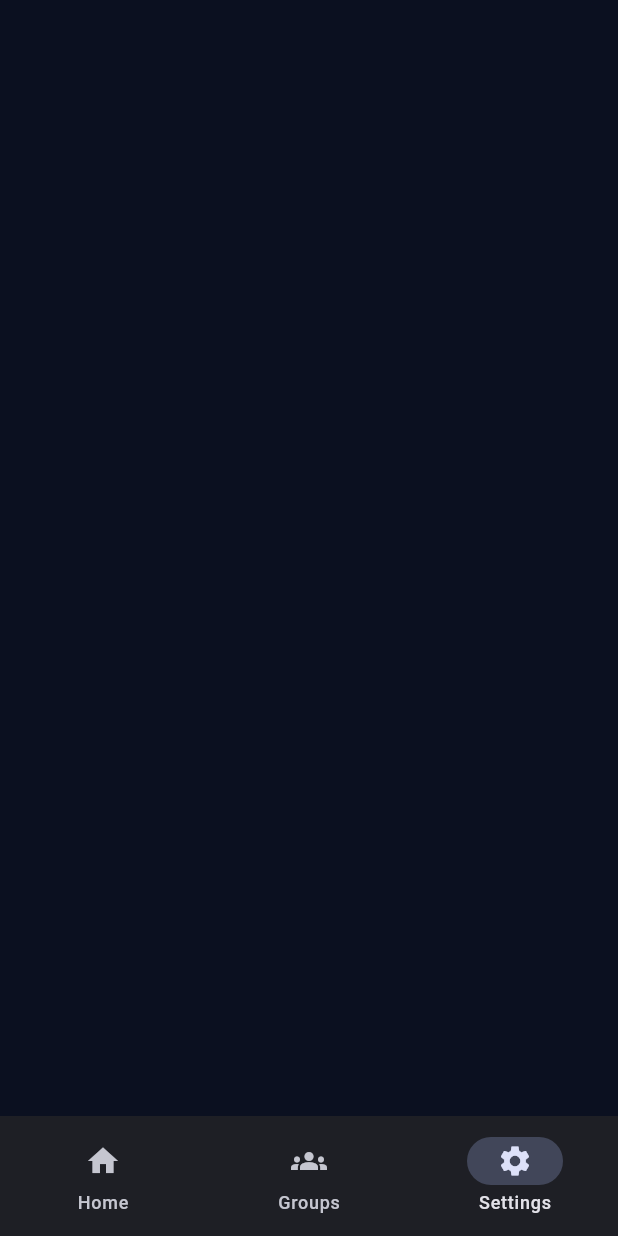
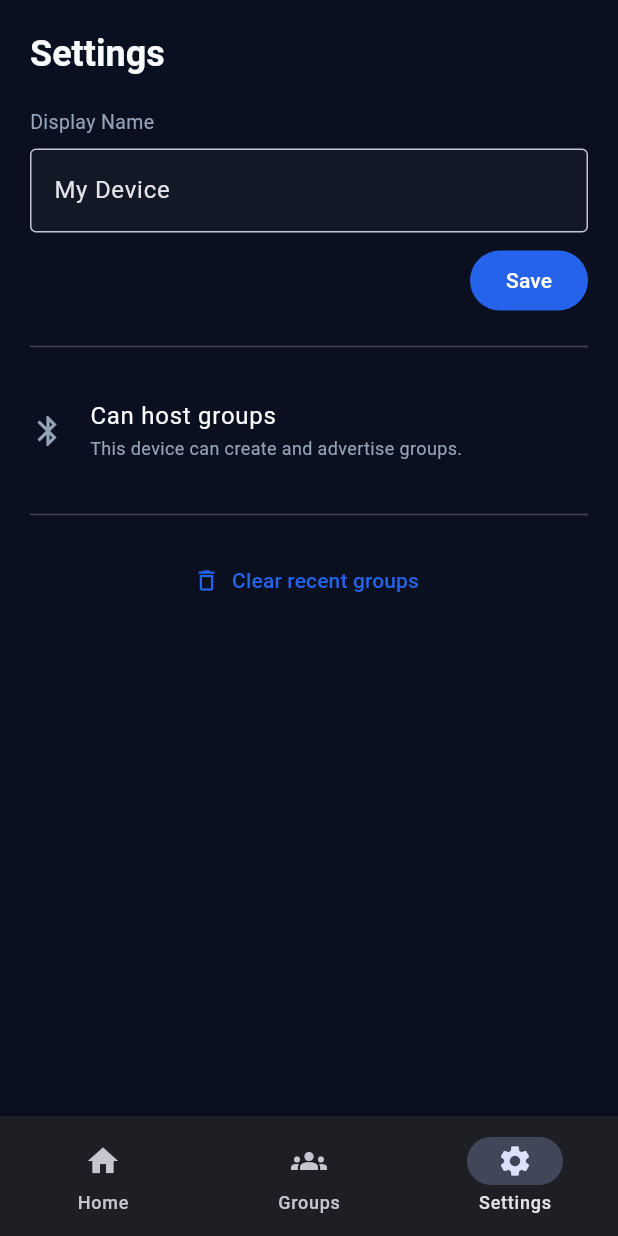
Before and after one commit to ksumit8/Bconnect, a Flutter app: the screen it shows after launch, item 3 of the bottom bar chosen, on a phone screen of 412 x 824 dp. Run offline on Flutter 3.47's test engine with Material 3 defaults, Android fonts, the phone set to English and light mode, and no system bars; our stand-ins replace flutter_riverpod, freezed_annotation, go_router, shared_preferences.

Commit message:
feat: add audio output and settings screens
Adds the Audio Output screen (speaker/earpiece) and replaces the temporary
SettingsScreen stub with the real one, removing the last _Pending route.

The display-name field is capped at ProtocolLimits.maxDisplayNameBytes via
Utf8ByteLimitFormatter, since the frame codec rejects oversized fields and
nothing else bounded it.

Two integration fixes were needed:

- HomeShell now defers building the Settings tab until it is first opened.
  IndexedStack builds every child eagerly, so an offstage SettingsScreen
  watching displayNameProvider started a SharedPreferences load at launch,
  leaving a pending platform-channel future alive for the app's lifetime.
  That also broke two previously-green tests, whose pumpAndSettle could
  never converge against it.

- SettingsScreen seeds its text controller via ref.listen and a post-frame
  callback instead of assigning during build, which notified listeners
  mid-build.

```diff
--- a/lib/ui/home/home_shell.dart
+++ b/lib/ui/home/home_shell.dart
@@ -14,20 +14,40 @@ class HomeShell extends StatefulWidget {
 class _HomeShellState extends State<HomeShell> {
   int _index = 0;
 
+  /// Whether the Settings tab has ever been opened.
+  ///
+  /// `IndexedStack` builds every child eagerly, even the offstage ones. That
+  /// matters here because `SettingsScreen` watches `displayNameProvider`,
+  /// which reads `SharedPreferences` — so an eagerly-built Settings tab starts
+  /// a platform-channel load the moment the app launches, before the user has
+  /// gone anywhere near it. Besides being wasted startup work, it leaves a
+  /// pending future alive for the app's whole lifetime.
+  ///
+  /// Deferring the real screen until its tab is first selected keeps the
+  /// `IndexedStack` (so tab state is still preserved once visited) without
+  /// paying for a tab nobody has opened.
+  bool _settingsVisited = false;
+
   @override
   Widget build(BuildContext context) {
     return Scaffold(
       body: IndexedStack(
         index: _index,
-        children: const [
-          HomeScreen(),
-          HomeScreen(),
-          SettingsScreen(embedded: true),
+        children: [
+          const HomeScreen(),
+          const HomeScreen(),
+          if (_settingsVisited)
+            const SettingsScreen(embedded: true)
+          else
+            const SizedBox.shrink(),
         ],
       ),
       bottomNavigationBar: NavigationBar(
         selectedIndex: _index,
-        onDestinationSelected: (i) => setState(() => _index = i),
+        onDestinationSelected: (i) => setState(() {
+          _index = i;
+          if (i == 2) _settingsVisited = true;
+        }),
         destinations: const [
           NavigationDestination(icon: Icon(Icons.home), label: 'Home'),
           NavigationDestination(icon: Icon(Icons.groups), label: 'Groups'),
--- a/lib/ui/settings/settings_screen.dart
+++ b/lib/ui/settings/settings_screen.dart
@@ -1,16 +1,138 @@
 import 'package:flutter/material.dart';
+import 'package:flutter_riverpod/flutter_riverpod.dart';
 
-class SettingsScreen extends StatelessWidget {
+import '../../core/theme/app_colors.dart';
+import '../../domain/protocol/protocol_limits.dart';
+import '../../state/display_name_provider.dart';
+import '../../state/recent_groups_provider.dart';
+import '../../state/transport_provider.dart';
+import '../common/utf8_byte_limit_formatter.dart';
+
+class SettingsScreen extends ConsumerStatefulWidget {
   const SettingsScreen({this.embedded = false, super.key});
 
   /// True when hosted inside the bottom navigation rather than pushed.
   final bool embedded;
 
   @override
+  ConsumerState<SettingsScreen> createState() => _SettingsScreenState();
+}
+
+class _SettingsScreenState extends ConsumerState<SettingsScreen> {
+  final _name = TextEditingController();
+  bool _seeded = false;
+
+  @override
+  void dispose() {
+    _name.dispose();
+    super.dispose();
+  }
+
+  @override
   Widget build(BuildContext context) {
+    // Seed the field once the stored name has loaded.
+    //
+    // This runs through `ref.listen` rather than inline in `build`, because
+    // assigning to `TextEditingController.text` calls `notifyListeners()`
+    // synchronously. Doing that during build marks dependents dirty mid-build,
+    // and since this screen lives in `HomeShell`'s `IndexedStack` it is built
+    // even while offstage — so the resulting rebuild kept scheduling frames
+    // and `pumpAndSettle()` never converged anywhere in the app's tests.
+    // `ref.listen` fires after the frame, so the assignment is safe.
+    ref.listen<AsyncValue<String>>(displayNameProvider, (previous, next) {
+      if (!_seeded && next.hasValue) {
+        _seeded = true;
+        _name.text = next.value!;
+      }
+    });
+
+    final displayName = ref.watch(displayNameProvider);
+    final canHost = ref.watch(peripheralSupportedProvider).value;
+
+    // The provider may already have resolved before this screen first built,
+    // in which case `ref.listen` above will not fire for that value.
+    if (!_seeded && displayName.hasValue) {
+      _seeded = true;
+      WidgetsBinding.instance.addPostFrameCallback((_) {
+        if (mounted) _name.text = displayName.value!;
+      });
+    }
+
     return Scaffold(
-      appBar: embedded ? null : AppBar(title: const Text('Settings')),
-      body: const SafeArea(child: SizedBox.shrink()),
+      appBar: widget.embedded ? null : AppBar(title: const Text('Settings')),
+      body: SafeArea(
+        child: ListView(
+          padding: const EdgeInsets.all(20),
+          children: [
+            if (widget.embedded)
+              Padding(
+                padding: const EdgeInsets.only(bottom: 20),
+                child: Text(
+                  'Settings',
+                  style: Theme.of(context).textTheme.headlineSmall?.copyWith(
+                        color: AppColors.textPrimary,
+                        fontWeight: FontWeight.bold,
+                      ),
+                ),
+              ),
+            const Text(
+              'Display Name',
+              style: TextStyle(color: AppColors.textSecondary, fontSize: 13),
+            ),
+            const SizedBox(height: 8),
+            TextField(
+              controller: _name,
+              inputFormatters: const [
+                Utf8ByteLimitFormatter(ProtocolLimits.maxDisplayNameBytes),
+              ],
+              decoration: const InputDecoration(
+                filled: true,
+                fillColor: AppColors.surface,
+                border: OutlineInputBorder(),
+              ),
+            ),
+            const SizedBox(height: 8),
+            Align(
+              alignment: Alignment.centerRight,
+              child: FilledButton(
+                onPressed: () => ref
+                    .read(displayNameProvider.notifier)
+                    .setName(_name.text),
+                child: const Text('Save'),
+              ),
+            ),
+            const Divider(height: 40),
+            ListTile(
+              contentPadding: EdgeInsets.zero,
+              leading: Icon(
+                canHost == false ? Icons.error_outline : Icons.bluetooth,
+                color: canHost == false
+                    ? AppColors.danger
+                    : AppColors.textSecondary,
+              ),
+              title: Text(
+                canHost == false ? "Can't host groups" : 'Can host groups',
+                style: const TextStyle(color: AppColors.textPrimary),
+              ),
+              subtitle: Text(
+                canHost == false
+                    ? "This device's Bluetooth can't advertise, so it can "
+                        'only join groups.'
+                    : 'This device can create and advertise groups.',
+                style: const TextStyle(
+                    color: AppColors.textSecondary, fontSize: 12),
+              ),
+            ),
+            const Divider(height: 40),
+            TextButton.icon(
+              onPressed: () =>
+                  ref.read(recentGroupsProvider.notifier).clear(),
+              icon: const Icon(Icons.delete_outline),
+              label: const Text('Clear recent groups'),
+            ),
+          ],
+        ),
+      ),
     );
   }
 }
```
Also changed, not shown: lib/core/router/app_router.dart (+2 -14 lines), lib/ui/audio/audio_output_screen.dart (added, +119 -0 lines), 1 other file.
